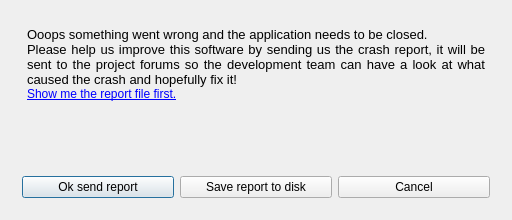
Old version of the form ground/gcs/src/crashreporterapp/mainwindow.ui in the repository TauLabs/TauLabs.
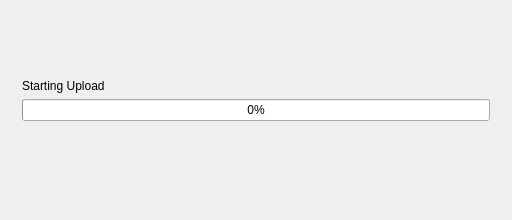
New version of the form. The open tabs and pages were chosen to show the change. Icons and pictures are not drawn.

Commit message: CrashReporterApp-Added progress bar to upload progress

Patch:
```diff
--- a/ground/gcs/src/crashreporterapp/mainwindow.ui
+++ b/ground/gcs/src/crashreporterapp/mainwindow.ui
@@ -176,6 +176,57 @@
         </item>
        </layout>
       </widget>
+      <widget class="QWidget" name="page_3">
+       <layout class="QVBoxLayout" name="verticalLayout_4">
+        <item>
+         <spacer name="verticalSpacer_2">
+          <property name="orientation">
+           <enum>Qt::Vertical</enum>
+          </property>
+          <property name="sizeHint" stdset="0">
+           <size>
+            <width>20</width>
+            <height>40</height>
+           </size>
+          </property>
+         </spacer>
+        </item>
+        <item>
+         <widget class="QLabel" name="uploadLabel">
+          <property name="text">
+           <string>Starting Upload</string>
+          </property>
+         </widget>
+        </item>
+        <item>
+         <widget class="QProgressBar" name="progressBar">
+          <property name="value">
+           <number>0</number>
+          </property>
+         </widget>
+        </item>
+        <item>
+         <widget class="QLabel" name="progressLabel">
+          <property name="text">
+           <string/>
+          </property>
+         </widget>
+        </item>
+        <item>
+         <spacer name="verticalSpacer">
+          <property name="orientation">
+           <enum>Qt::Vertical</enum>
+          </property>
+          <property name="sizeHint" stdset="0">
+           <size>
+            <width>20</width>
+            <height>40</height>
+           </size>
+          </property>
+         </spacer>
+        </item>
+       </layout>
+      </widget>
      </widget>
     </item>
    </layout>
```
The commit also changes 2 other files.
